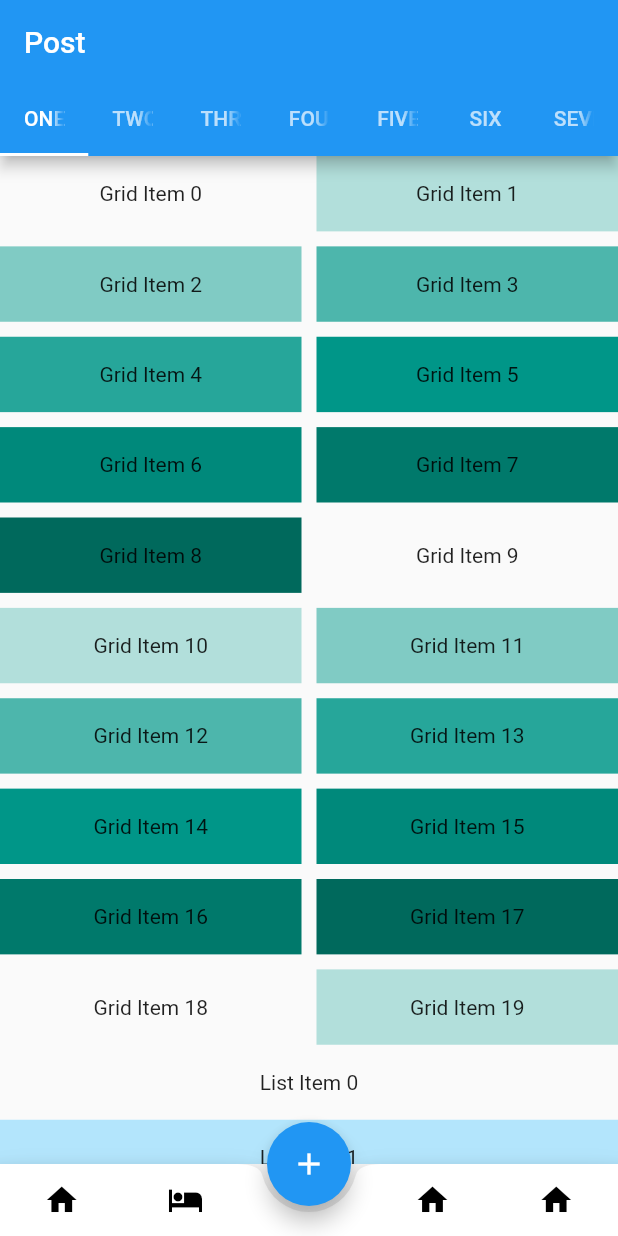
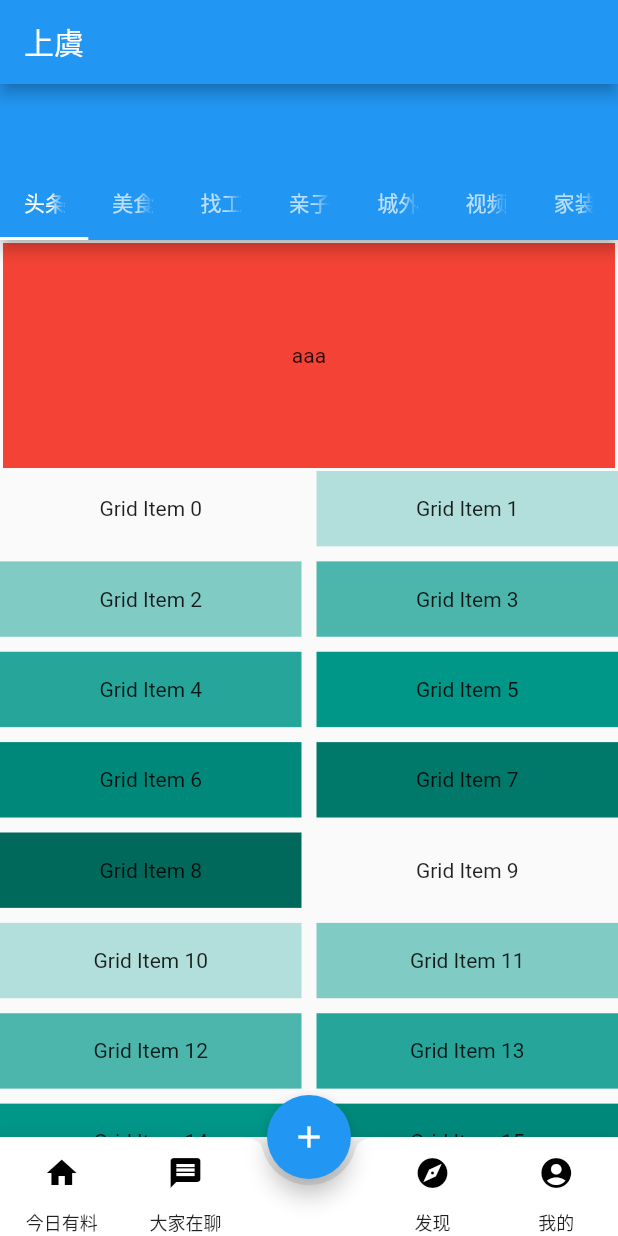
Before and after one commit to wuliubao/community, a Flutter app: the screen it shows after launch, on a phone screen of 412 x 824 dp. Run offline on Flutter 3.47's test engine with Material 2 defaults, Android fonts, the phone set to English and light mode, and no system bars.

Commit message:
客户端：完成基本框架及组件构建

```diff
--- a/cilent/lib/pages/AllChannelPage.dart
+++ b/cilent/lib/pages/AllChannelPage.dart
@@ -1,4 +1,7 @@
 import 'package:flutter/material.dart';
+
+import 'package:cilent/components/InfoItem.dart';
+import 'package:cilent/components/CommentItem.dart';
 
 class AllChannelPage extends StatefulWidget {
 
@@ -21,6 +24,8 @@ class AllChannelPageState extends State<AllChannelPage> {
             Text("1"),
             Text("2"),
             Text("3"),
+            InfoItem(),
+            CommentItem(),
           ],
         )
     );
--- a/cilent/lib/pages/maincontent/HeadlinePage.dart
+++ b/cilent/lib/pages/maincontent/HeadlinePage.dart
@@ -1,3 +1,4 @@
+import 'package:flutter/cupertino.dart';
 import 'package:flutter/material.dart';
 
 class HeadlinePage extends StatefulWidget {
@@ -6,9 +7,44 @@ class HeadlinePage extends StatefulWidget {
 }
 
 class HeadlinePageState extends State<HeadlinePage> {
+
+  PageController _pageController = PageController(initialPage: 0);
+
+  @override
+  void initState() {
+//    _pageController = PageController();
+    super.initState();
+  }
+
+  void _onPageChange(int index) {
+    print("_onPageChange");
+    setState(() {
+    });
+  }
+
+  @override
   Widget build(BuildContext context) {
     return CustomScrollView(
       slivers: <Widget>[
+
+        SliverToBoxAdapter(
+          child: Container(
+            height: 150.0,
+            color: Colors.red,
+            margin: EdgeInsets.fromLTRB(2.0, 2.0, 2.0, 2.0),
+            child: PageView.builder(
+              itemBuilder:  (context, index) {
+                return Center(
+                  child: Text("aaa"),  //每个页面展示的组件
+                );
+              },
+              scrollDirection: Axis.horizontal,
+              itemCount: 4,
+              controller: _pageController,
+              onPageChanged: _onPageChange,
+            ),  //每个页面展示的组件
+          ),
+        ),
         SliverGrid(
           gridDelegate: SliverGridDelegateWithMaxCrossAxisExtent(
             maxCrossAxisExtent: 200.0,
@@ -43,4 +79,25 @@ class HeadlinePageState extends State<HeadlinePage> {
     );
   }
 
+  @override
+  Widget buildd(BuildContext context) {
+    return Scaffold(
+      appBar: AppBar(
+        title: Text("Post"),
+
+      ),
+      body:  PageView.builder(
+        itemBuilder:  (context, index) {
+          return Center(
+            child: Text("aaa"),  //每个页面展示的组件
+          );
+        },
+        scrollDirection: Axis.horizontal,
+        itemCount: 4,
+        controller: _pageController,
+        onPageChanged: _onPageChange,
+      ),
+
+    );
+  }
 }
--- a/cilent/lib/pages/maincontent/MainContentPage.dart
+++ b/cilent/lib/pages/maincontent/MainContentPage.dart
@@ -1,5 +1,6 @@
 import 'package:cilent/pages/AllChannelPage.dart';
 import 'package:cilent/pages/ContentListPage.dart';
+import 'package:cilent/pages/InfoPostPage.dart';
 import 'package:cilent/pages/PersonInfoPage.dart';
 import 'package:cilent/pages/SingleChannelPage.dart';
 import 'package:cilent/pages/maincontent/HeadlinePage.dart';
@@ -16,20 +17,20 @@ class MainContentPage extends StatefulWidget {
 class MainContentPageState extends State<MainContentPage> with SingleTickerProviderStateMixin {
 
   TabController _tabController;
-  PageController _pageController;
+//  PageController _pageController;
+  PageController _pageController = PageController(initialPage: 0);
 
-  List<Widget> MainBottomTabPages;
   int MainBottomTabPagesIndex = 0;
 
   //data list
   final List<Tab> myTabs = <Tab>[
-    Tab(text: 'ONE'),
-    Tab(text: 'TWO'),
-    Tab(text: 'THREE'),
-    Tab(text: 'FOUR'),
-    Tab(text: 'FIVE'),
-    Tab(text: 'SIX'),
-    Tab(text: 'SEVERN'),
+    Tab(text: '头条'),
+    Tab(text: '美食'),
+    Tab(text: '找工作'),
+    Tab(text: '亲子'),
+    Tab(text: '城外'),
+    Tab(text: '视频'),
+    Tab(text: '家装'),
   ];
 
   final List<NewsBean> newsList = <NewsBean>[
@@ -52,7 +53,10 @@ class MainContentPageState extends State<MainContentPage> with SingleTickerProvi
         ),
       );
 
-  Widget tabIcon(IconData iconData, int index) =>  IconButton(
+  Widget tabIcon(IconData iconData,String iconName, int index) =>  Column(
+    mainAxisSize: MainAxisSize.min,
+    children: <Widget>[
+      IconButton(
         icon: Icon(iconData),
         color: index == -1 ? Colors.transparent: Colors.black,
         onPressed: () {
@@ -62,6 +66,9 @@ class MainContentPageState extends State<MainContentPage> with SingleTickerProvi
             });
           }
         },
+      ),
+      Text(iconName,style: TextStyle(fontSize: 12.0),),
+    ],
   );
 
   //list Widget
@@ -69,15 +76,9 @@ class MainContentPageState extends State<MainContentPage> with SingleTickerProvi
         return newsWidget(newsBean);
       }).toList();
 
-  List<Widget> tabPages = <Widget>[
-    HeadlinePage(),
-    SingleChannelPage(channelName: "美食"),
-    SingleChannelPage(channelName: "找工作"),
-    SingleChannelPage(channelName: "亲子"),
-    DummyPage(),
-    DummyPage(),
-    DummyPage(),
-  ];
+  List<Widget> tabPages;
+
+  List<Widget> MainBottomTabPages;
 
 
   @override
@@ -85,8 +86,26 @@ class MainContentPageState extends State<MainContentPage> with SingleTickerProvi
     super.initState();
     _tabController = TabController(vsync: this, length: myTabs.length);
 
+    tabPages = myTabs.map((Tab tab){
+      final String label = tab.text.toLowerCase();
+
+      if (label == "头条") {
+        return HeadlinePage();
+      } else {
+        return SingleChannelPage(channelName: label);
+      }
+    }).toList();
+
     MainBottomTabPages = <Widget>[
-      TabBarView(controller: _tabController, children: tabPages),
+      Scaffold(
+        appBar: AppBar(
+        bottom: TabBar(
+          controller: _tabController,
+          tabs: myTabs,
+        ),
+        ),
+        body: TabBarView(controller: _tabController, children: tabPages),
+      ),
       AllChannelPage(),
       ContentListPage(),
       PersonInfoPage(),
@@ -103,11 +122,11 @@ class MainContentPageState extends State<MainContentPage> with SingleTickerProvi
   Widget build(BuildContext context) {
     return Scaffold(
       appBar: AppBar(
-        title: Text("Post"),
-        bottom: TabBar(
-          controller: _tabController,
-          tabs: myTabs,
-        ),
+        title: Text("上虞"),
+//        bottom: TabBar(
+//          controller: _tabController,
+//          tabs: myTabs,
+//        ),
       ),
       body: MainBottomTabPages[MainBottomTabPagesIndex],
       //使用BottomAppBar代替BottomNavigationBar来显示中间曲线效果
@@ -117,18 +136,29 @@ class MainContentPageState extends State<MainContentPage> with SingleTickerProvi
             mainAxisSize: MainAxisSize.max,
             mainAxisAlignment: MainAxisAlignment.spaceAround,
             children: <Widget>[
-              tabIcon(Icons.home, 0),
-              tabIcon(Icons.hotel, 1),
-              tabIcon(Icons.home, -1),
-              tabIcon(Icons.home, 2),
-              tabIcon(Icons.home, 3),
+              tabIcon(Icons.home,"今日有料", 0),
+              tabIcon(Icons.message,"大家在聊", 1),
+              tabIcon(Icons.home,"", -1),
+              tabIcon(Icons.explore,"发现", 2),
+              tabIcon(Icons.account_circle,"我的", 3),
             ]),
       ),
       floatingActionButton: FloatingActionButton(
         tooltip: 'Increment Counter',
         child: Icon(Icons.add),
+        onPressed: (){
+          Navigator.of(context).push(
+              new PageRouteBuilder(
+                  pageBuilder: (BuildContext context,
+                      Animation<double> animation,
+                      Animation secAnimation) {
+                    return InfoPostPage();
+                  })
+          );
+        },
       ),
       floatingActionButtonLocation: FloatingActionButtonLocation.centerDocked,
     );
   }
+
 }
```
Also changed, not shown: cilent/lib/components/CommentItem.dart (added, +37 -0 lines), cilent/lib/components/InfoItem.dart (added, +43 -0 lines), cilent/lib/main.dart (+0 -46 lines), cilent/assets/images/placeholder.png (added). Lines whose indentation alone changed are shown as unchanged.
